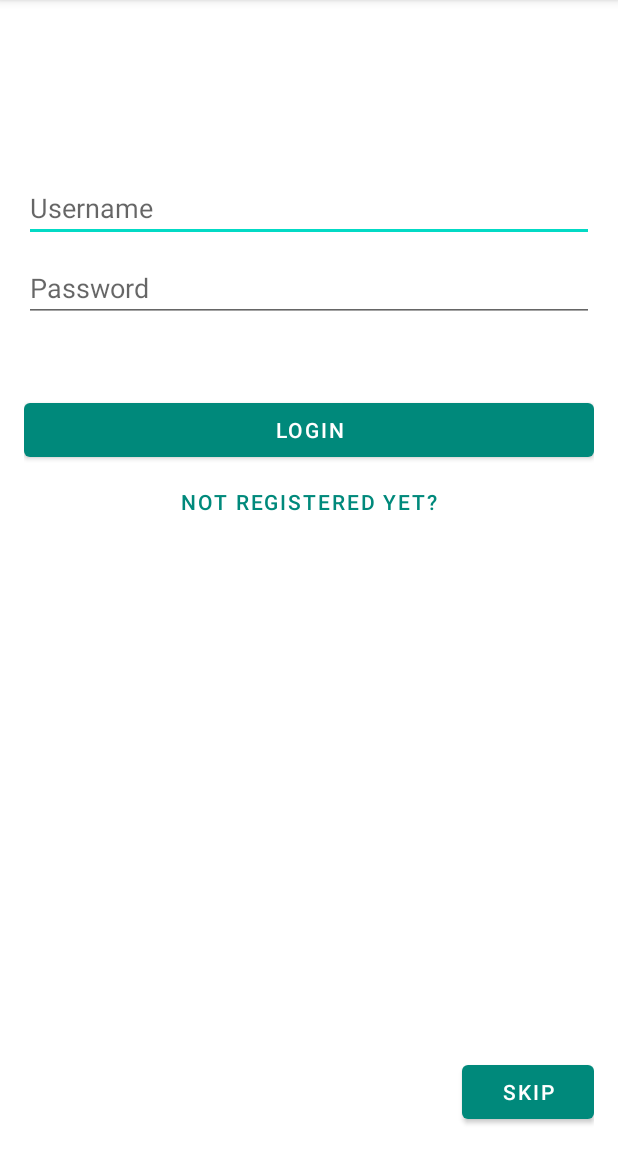
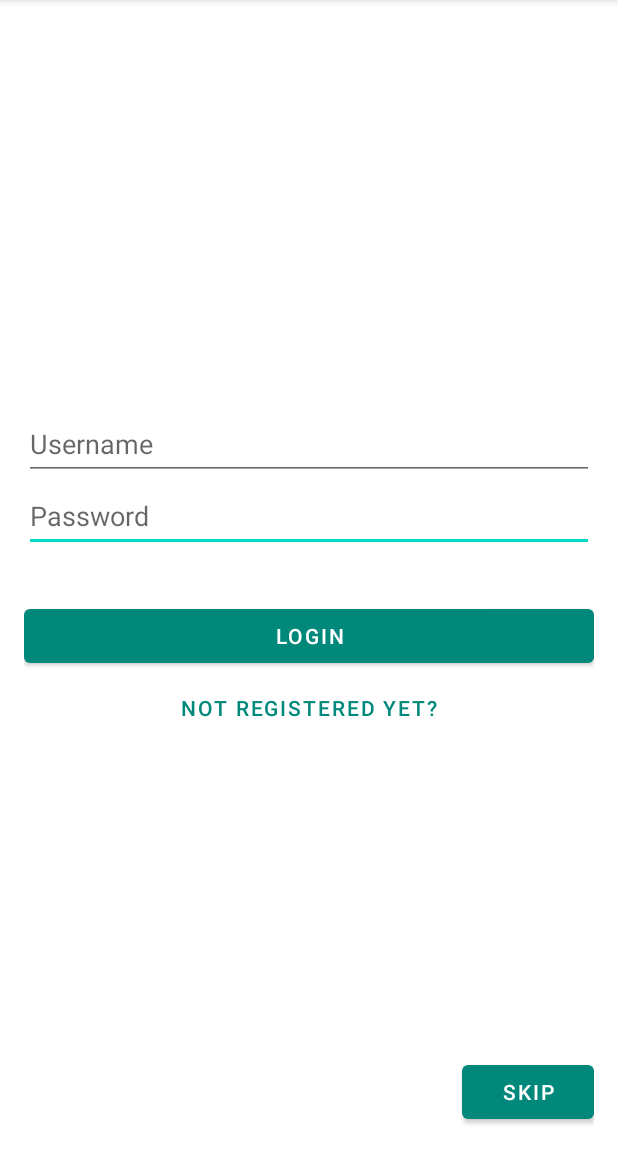
Before and after one commit to Citoci/YouOweMe, an Android app built with Jetpack Compose: the screen it shows after launch (LoginActivity), on a phone screen of 412 x 824 dp, the part 84-1236 px from its top. Run offline under Robolectric (Android 15) with nearby library versions, the phone set to English and light mode, and no system bars.

Commit message:
landscape login layout fix

```diff
--- a/app/src/main/res/layout/activity_login.xml
+++ b/app/src/main/res/layout/activity_login.xml
@@ -6,39 +6,8 @@
     android:layout_height="match_parent"
     android:focusable="auto"
     android:padding="16dp"
+    app:layout_anchorGravity="center"
     tools:context=".LoginActivity">
-
-    <EditText
-        android:id="@+id/input_username"
-        android:layout_width="0dp"
-        android:layout_height="wrap_content"
-        android:layout_marginTop="100dp"
-        android:hint="@string/word_username"
-        android:inputType="textPersonName"
-        app:layout_constraintEnd_toEndOf="parent"
-        app:layout_constraintStart_toStartOf="parent"
-        app:layout_constraintTop_toTopOf="parent" />
-
-    <EditText
-        android:id="@+id/input_password"
-        android:layout_width="0dp"
-        android:layout_height="wrap_content"
-        android:layout_marginTop="8dp"
-        android:hint="@string/word_password"
-        android:inputType="textPassword"
-        app:layout_constraintEnd_toEndOf="parent"
-        app:layout_constraintStart_toStartOf="parent"
-        app:layout_constraintTop_toBottomOf="@+id/input_username" />
-
-    <Button
-        android:id="@+id/btn_login_submit"
-        android:layout_width="0dp"
-        android:layout_height="wrap_content"
-        android:layout_marginTop="48dp"
-        android:text="@string/action_login"
-        app:layout_constraintEnd_toEndOf="parent"
-        app:layout_constraintStart_toStartOf="parent"
-        app:layout_constraintTop_toBottomOf="@+id/input_password" />
 
     <Button
         android:id="@+id/btn_skip_login"
@@ -48,20 +17,45 @@
         app:layout_constraintBottom_toBottomOf="parent"
         app:layout_constraintEnd_toEndOf="parent" />
 
-    <TextView
-        android:id="@+id/lbl_goto_registration"
-        android:layout_width="wrap_content"
+    <androidx.constraintlayout.widget.ConstraintLayout
+        android:layout_width="0dp"
         android:layout_height="wrap_content"
-        android:layout_marginTop="8dp"
-        android:text="@string/label_not_yet_registered"
-        android:textAllCaps="false"
-        android:textSize="20sp"
-        android:textStyle="bold"
-        android:visibility="gone"
+        app:layout_constraintBottom_toBottomOf="parent"
         app:layout_constraintEnd_toEndOf="parent"
         app:layout_constraintStart_toStartOf="parent"
-        app:layout_constraintTop_toBottomOf="@+id/btn_login_submit"
-        tools:visibility="gone" />
+        app:layout_constraintTop_toTopOf="parent">
+
+        <EditText
+            android:id="@+id/input_password"
+            android:layout_width="0dp"
+            android:layout_height="wrap_content"
+            android:hint="@string/word_password"
+            android:inputType="textPassword"
+            android:minHeight="48dp"
+            app:layout_constraintEnd_toEndOf="parent"
+            app:layout_constraintStart_toStartOf="parent"
+            app:layout_constraintTop_toBottomOf="@id/input_username" />
+
+        <EditText
+            android:id="@+id/input_username"
+            android:layout_width="0dp"
+            android:layout_height="wrap_content"
+            android:hint="@string/word_username"
+            android:inputType="textPersonName"
+            android:minHeight="48dp"
+            app:layout_constraintLeft_toLeftOf="parent"
+            app:layout_constraintRight_toRightOf="parent"
+            app:layout_constraintTop_toTopOf="parent" />
+
+        <Button
+            android:id="@+id/btn_login_submit"
+            android:layout_width="0dp"
+            android:layout_height="wrap_content"
+            android:layout_marginTop="@dimen/login_btn_padding_top"
+            android:text="@string/action_login"
+            app:layout_constraintEnd_toEndOf="parent"
+            app:layout_constraintStart_toStartOf="parent"
+            app:layout_constraintTop_toBottomOf="@id/input_password" />
 
         <Button
             android:id="@+id/btn_goto_registration"
@@ -71,5 +65,7 @@
             android:text="@string/label_not_yet_registered"
             app:layout_constraintEnd_toEndOf="parent"
             app:layout_constraintStart_toStartOf="parent"
-        app:layout_constraintTop_toBottomOf="@+id/btn_login_submit" />
+            app:layout_constraintTop_toBottomOf="@id/btn_login_submit" />
     </androidx.constraintlayout.widget.ConstraintLayout>
+
+</androidx.constraintlayout.widget.ConstraintLayout>
--- /dev/null
+++ b/app/src/main/res/values-land/dimens.xml
@@ -0,0 +1,5 @@
+<?xml version="1.0" encoding="utf-8"?>
+<resources>
+
+    <dimen name="login_btn_padding_top">0dp</dimen>
+</resources>
--- a/app/src/main/res/values/dimens.xml
+++ b/app/src/main/res/values/dimens.xml
@@ -6,4 +6,6 @@
     <dimen name="appbar_padding">16dp</dimen>
     <dimen name="fab_margin">16dp</dimen>
     <dimen name="appbar_padding_top">8dp</dimen>
+
+    <dimen name="login_btn_padding_top">32dp</dimen>
 </resources>
```
Lines whose indentation alone changed are shown as unchanged.
